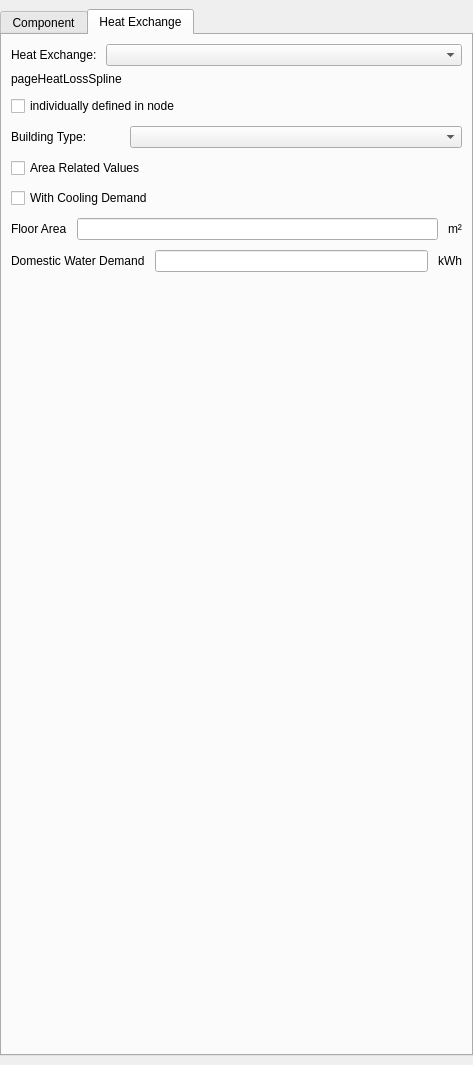
Brockaaa/SIM-VICUS, file SIM-VICUS/src/SVNetworkComponentEditWidget.ui: the form before one commit.
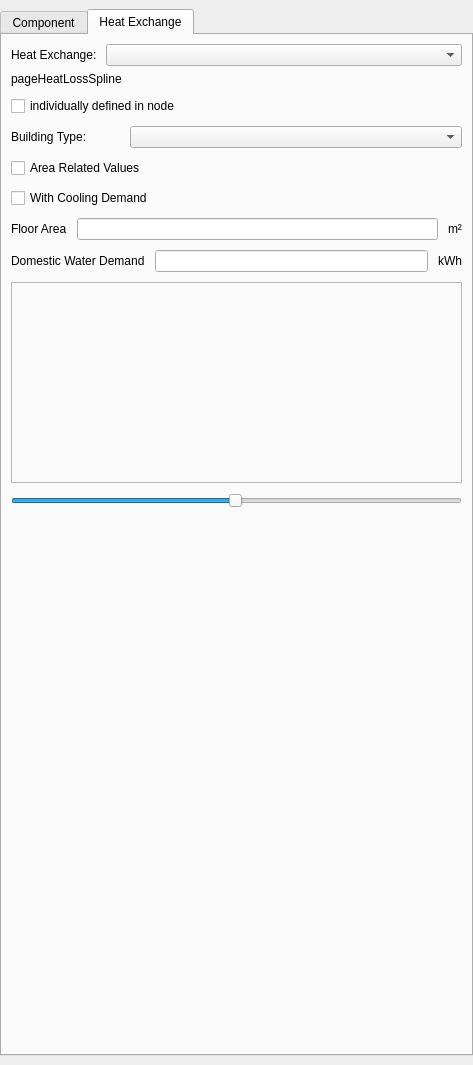
The form after the commit. Icons and pictures are not drawn. Custom widgets are drawn as their Qt base class.

Commit message: added plot to HeatLossSpline page in SVNetworkComponentEditWidget

Patch:
```diff
--- a/SIM-VICUS/src/SVNetworkComponentEditWidget.ui
+++ b/SIM-VICUS/src/SVNetworkComponentEditWidget.ui
@@ -943,6 +943,44 @@
              </item>
             </layout>
            </item>
+           <item>
+            <widget class="QwtPlot" name="widgetPlotHeatLossSpline">
+             <property name="sizePolicy">
+              <sizepolicy hsizetype="Preferred" vsizetype="MinimumExpanding">
+               <horstretch>0</horstretch>
+               <verstretch>0</verstretch>
+              </sizepolicy>
+             </property>
+             <property name="minimumSize">
+              <size>
+               <width>405</width>
+               <height>201</height>
+              </size>
+             </property>
+             <property name="frameShape">
+              <enum>QFrame::StyledPanel</enum>
+             </property>
+             <property name="frameShadow">
+              <enum>QFrame::Raised</enum>
+             </property>
+            </widget>
+           </item>
+           <item>
+            <widget class="QSlider" name="horizontalSliderHeatLossSplinePlot">
+             <property name="minimum">
+              <number>1</number>
+             </property>
+             <property name="maximum">
+              <number>200</number>
+             </property>
+             <property name="value">
+              <number>100</number>
+             </property>
+             <property name="orientation">
+              <enum>Qt::Horizontal</enum>
+             </property>
+            </widget>
+           </item>
            <item>
             <spacer name="verticalSpacerHeatLossSpline">
              <property name="orientation">
```
The commit also changes 2 other files.
